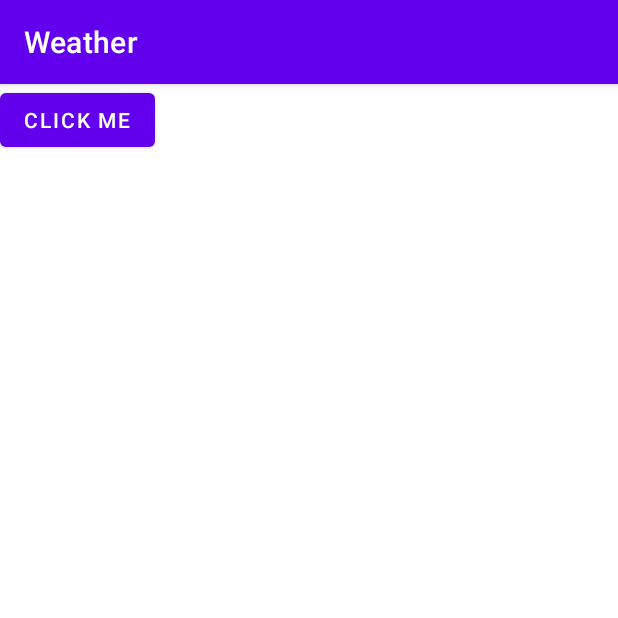
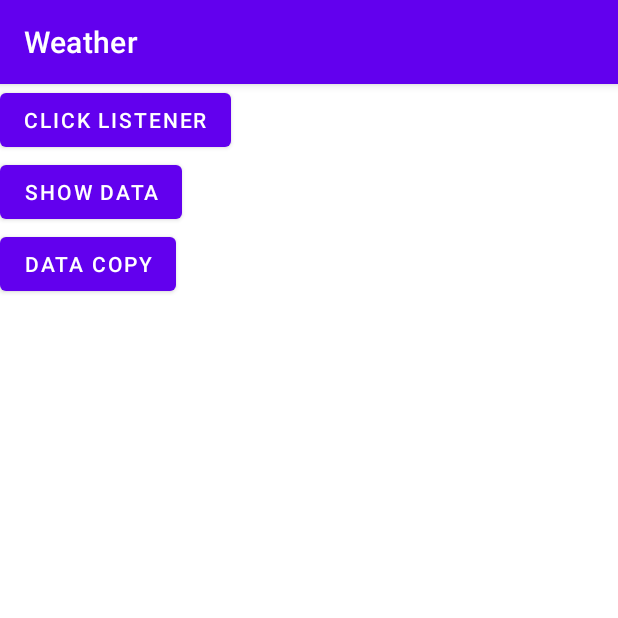
Before and after one commit to DenZoHunter/Weather, an Android app: the screen it shows after launch (MainActivity), on a phone screen of 412 x 824 dp, the top half of it. Run offline under Robolectric (Android 15) with nearby library versions, the phone set to English and light mode, and no system bars.

Commit message:
show data class and copy()

```diff
--- a/app/src/main/java/ru/geekbrains/weather/MainActivity.kt
+++ b/app/src/main/java/ru/geekbrains/weather/MainActivity.kt
@@ -7,7 +7,9 @@ import androidx.appcompat.app.AppCompatActivity
 
 class MainActivity : AppCompatActivity() {
 
-    val repository = Repository.getWeatherList()
+    val testNote = Note("Заголовок 1 ","Заметка 1")
+
+    val copyNote = testNote.copy( note = "Заметка2")
 
 
     override fun onCreate(savedInstanceState: Bundle?) {
@@ -20,6 +22,19 @@ class MainActivity : AppCompatActivity() {
             Toast.makeText(applicationContext, "Click!", Toast.LENGTH_SHORT).show()
         }
 
+        val buttonData: Button = findViewById(R.id.click_data)
+
+        buttonData.setOnClickListener {
+            Toast.makeText(this,"Data class: $testNote", Toast.LENGTH_SHORT).show()
+        }
+
+        val buttonCopy: Button = findViewById(R.id.click_data_copy)
+
+        buttonCopy.setOnClickListener {
+            Toast.makeText(this,"Data copy: $copyNote", Toast.LENGTH_SHORT).show()
+        }
+
+
 
     }
 }
--- a/app/src/main/java/ru/geekbrains/weather/Note.kt
+++ b/app/src/main/java/ru/geekbrains/weather/Note.kt
@@ -1,3 +1,3 @@
 package ru.geekbrains.weather
 
-data class Note(val title: String, val note: String, val color: Int)
+data class Note(val title: String, val note: String)
--- a/app/src/main/res/layout/activity_main.xml
+++ b/app/src/main/res/layout/activity_main.xml
@@ -14,5 +14,21 @@
         app:layout_constraintStart_toStartOf="parent"
         app:layout_constraintTop_toTopOf="parent" />
 
+    <com.google.android.material.button.MaterialButton
+        android:id="@+id/click_data"
+        android:layout_width="wrap_content"
+        android:layout_height="wrap_content"
+        android:text="@string/data_click"
+        app:layout_constraintStart_toStartOf="parent"
+        app:layout_constraintTop_toBottomOf="@id/click_btn" />
+
+    <com.google.android.material.button.MaterialButton
+        android:id="@+id/click_data_copy"
+        android:layout_width="wrap_content"
+        android:layout_height="wrap_content"
+        android:text="@string/data_copy_click"
+        app:layout_constraintStart_toStartOf="parent"
+        app:layout_constraintTop_toBottomOf="@id/click_data" />
+
 
 </androidx.constraintlayout.widget.ConstraintLayout>
--- a/app/src/main/res/values/strings.xml
+++ b/app/src/main/res/values/strings.xml
@@ -1,4 +1,6 @@
 <resources>
     <string name="app_name">Weather</string>
-    <string name="click_me">click me</string>
+    <string name="click_me">Click Listener</string>
+    <string name="data_click">show data</string>
+    <string name="data_copy_click">data copy</string>
 </resources>
```
